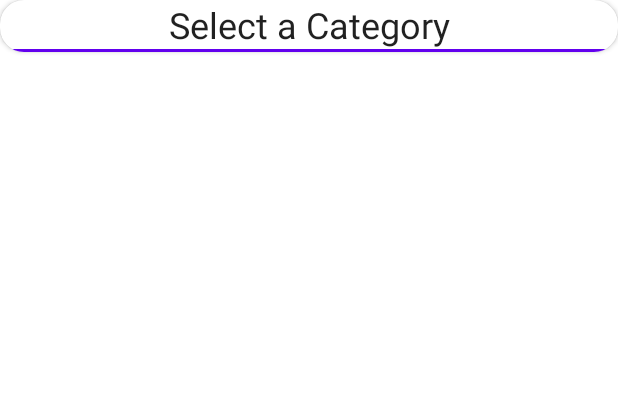
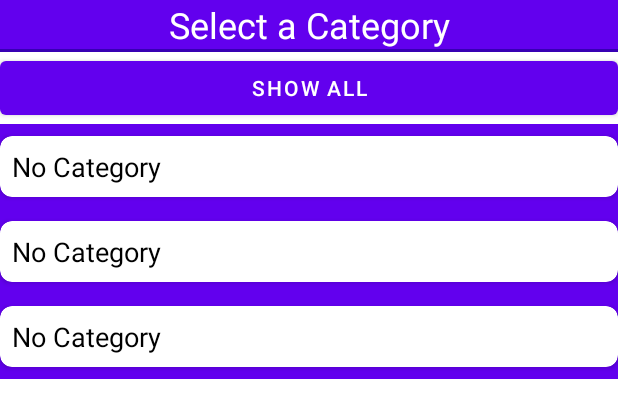
Before and after one commit to maydev99/BombLinks, an Android app: the layout category_layout_dialog.xml on its own in the app's theme, with its tools: preview values and no code run, on a phone screen of 412 x 824 dp. Shown: the top 418 px of the screen. Run offline under Robolectric (Android 15) with nearby library versions, the phone set to English and light mode, and no system bars.

Commit message:
-Category Search Fixed

```diff
--- a/app/src/main/java/com/bombadu/bomblinks/db/LinkDao.kt
+++ b/app/src/main/java/com/bombadu/bomblinks/db/LinkDao.kt
@@ -20,7 +20,7 @@ interface LinkDao {
     @Query("SELECT * FROM link_table ORDER BY id ASC")
     fun getAllLinks(): LiveData<List<LinkData>>
 
-    @Query("SELECT DISTINCT category FROM link_table")
+    @Query("SELECT DISTINCT category FROM link_table ORDER BY category ASC")
     fun getCategories(): LiveData<List<CategoryMinimal>>
 
     @Query("SELECT * FROM link_table WHERE category = :category")
--- a/app/src/main/java/com/bombadu/bomblinks/repository/LinkRepository.kt
+++ b/app/src/main/java/com/bombadu/bomblinks/repository/LinkRepository.kt
@@ -10,11 +10,6 @@ import com.bombadu.bomblinks.db.LinkData
 class LinkRepository(private val linkDao: LinkDao) {
     val allLinks: LiveData<List<LinkData>> = linkDao.getAllLinks()
     val allCategories: LiveData<List<CategoryMinimal>> = linkDao.getCategories()
-    //val allLinksByCategory: LiveData<List<LinkData>> = linkDao.getLinksByCategory(category)
-
-    /*fun allLinksByCategory(category: String) : LiveData<List<LinkData>> {
-        return linkDao.getLinksByCategory(category)
-    }*/
 
     fun insertLink(linkData: LinkData) {
         InsertLinkAsyncTask(
--- a/app/src/main/res/layout/category_item.xml
+++ b/app/src/main/res/layout/category_item.xml
@@ -3,7 +3,11 @@
     android:layout_width="match_parent"
     android:layout_height="wrap_content"
     xmlns:app="http://schemas.android.com/apk/res-auto"
-    app:cardCornerRadius="8dp">
+    app:cardCornerRadius="8dp"
+    android:layout_marginTop="8dp"
+    android:layout_marginBottom="8dp"
+    android:paddingStart="8dp"
+    android:paddingEnd="8dp">
 
     <TextView
         android:id="@+id/category_item_text_view"
@@ -15,6 +19,7 @@
         android:paddingStart="8dp"
         android:paddingTop="8dp"
         android:paddingBottom="8dp"
-        android:paddingEnd="8dp"/>
+        android:paddingEnd="8dp"
+        />
 
 </androidx.cardview.widget.CardView>
--- a/app/src/main/res/layout/category_layout_dialog.xml
+++ b/app/src/main/res/layout/category_layout_dialog.xml
@@ -1,19 +1,23 @@
 <?xml version="1.0" encoding="utf-8"?>
-<androidx.cardview.widget.CardView xmlns:android="http://schemas.android.com/apk/res/android"
-    android:layout_width="match_parent"
-    android:layout_height="wrap_content"
-    xmlns:app="http://schemas.android.com/apk/res-auto"
-    app:cardCornerRadius="16dp">
+
 
     <LinearLayout
+        xmlns:android="http://schemas.android.com/apk/res/android"
         android:layout_width="match_parent"
         android:layout_height="wrap_content"
-        android:orientation="vertical">
+        xmlns:app="http://schemas.android.com/apk/res-auto"
+        xmlns:tools="http://schemas.android.com/tools"
+        android:orientation="vertical"
+
+
+        >
 
         <TextView
             android:layout_width="match_parent"
             android:layout_height="wrap_content"
             android:text="Select a Category"
+            android:background="@color/colorPrimary"
+            android:textColor="@android:color/white"
             android:gravity="center_horizontal"
             android:textAppearance="@style/TextAppearance.AppCompat.Headline"
             />
@@ -21,18 +25,20 @@
         <View
             android:layout_width="match_parent"
             android:layout_height="2dp"
-            android:background="@color/colorPrimary"/>
+            android:background="@color/colorPrimaryDark"/>
+
+        <Button
+            android:id="@+id/allCategoriesButton"
+            android:layout_width="match_parent"
+            android:layout_height="wrap_content"
+            android:text="Show All"/>
 
         <androidx.recyclerview.widget.RecyclerView
             android:id="@+id/category_recycler_view"
             android:layout_width="match_parent"
-            android:layout_height="wrap_content" />
+            android:layout_height="wrap_content"
+            android:background="@color/colorPrimary"
+            tools:listitem="@layout/category_item"/>
 
 
     </LinearLayout>
-
-
-
-
-
-</androidx.cardview.widget.CardView>
```
Also changed, not shown: app/src/main/java/com/bombadu/bomblinks/AddLinkActivity.kt (+0 -8 lines), app/src/main/java/com/bombadu/bomblinks/MainActivity.kt (+8 -0 lines), app/src/main/java/com/bombadu/bomblinks/viewModel/LinkViewModel.kt (+3 -14 lines).
